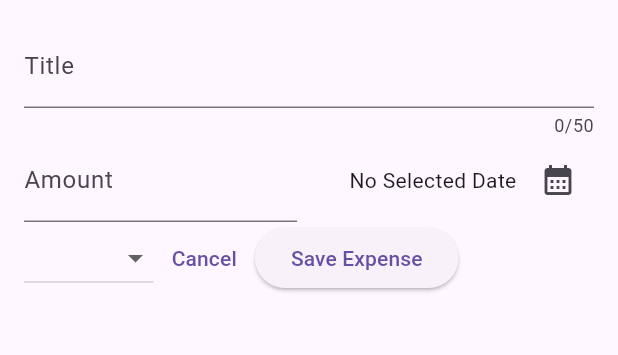
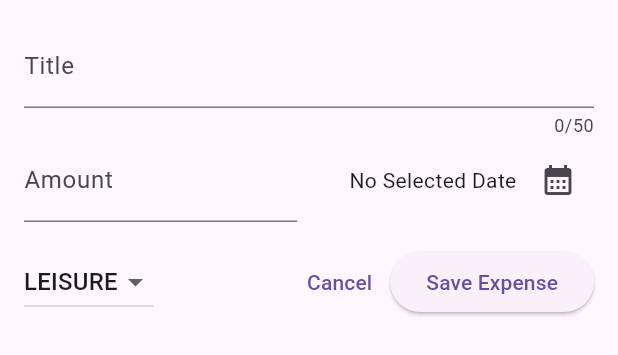
Before and after one commit to Harsh20221/Expanse_tracker, a Flutter app: the New_Expense widget shown alone on an empty page, opened directly, on a phone screen of 412 x 824 dp. Shown: the top 355 px of the screen. Run offline on Flutter 3.47's test engine with Material 3 defaults, Android fonts, the phone set to English and light mode, and no system bars.

Commit message:
added dropdown menu for selecting expense type

```diff
--- a/lib/widgets/new_expense.dart
+++ b/lib/widgets/new_expense.dart
@@ -107,10 +107,12 @@ Category _selectedcategory=Category.leisure; //* Here we have created a variable
               ))
             ], //! Here Make sure that this button To select date is inside the row widget of Amount Textfield else it'll be placed below that
           ),
+          const SizedBox(height: 16),
           Row(
             children: [
               DropdownButton( //* This is a dropdown button called Category to select the category of the expense
-                  items: Category.values.map((category) => DropdownMenuItem(value: _selectedcategory,  //? Here value is the numeric value that will be stored in the database , it'll not be displayed and  will be used for backend purposes
+              value: _selectedcategory, //!!! Here the value is uded to show the current selected category of the expense chosen by the user
+                  items: Category.values.map((category) => DropdownMenuItem(value: category,  //!! Here value is the numeric value that will be stored in the database , it'll not be displayed and  will be used for backend purposes
                   //# map is a function that is used to convert the items into a list , by using => we are using a function that will return a widget
                       child: Text(category.name.toUpperCase()))).toList(), //? .tolist is a function that is used to convert the items into a list not using it will create errors
                   onChanged: (value) {if(value==null){
@@ -120,7 +122,7 @@ Category _selectedcategory=Category.leisure; //* Here we have created a variable
                   });
 
                   }),
-
+              const Spacer(),//# Spacer is a widget that takes all the available space between the two widgets
               TextButton(
                   //* This is a button called Cancel to cancel the dialog box
                   onPressed: () {
```
